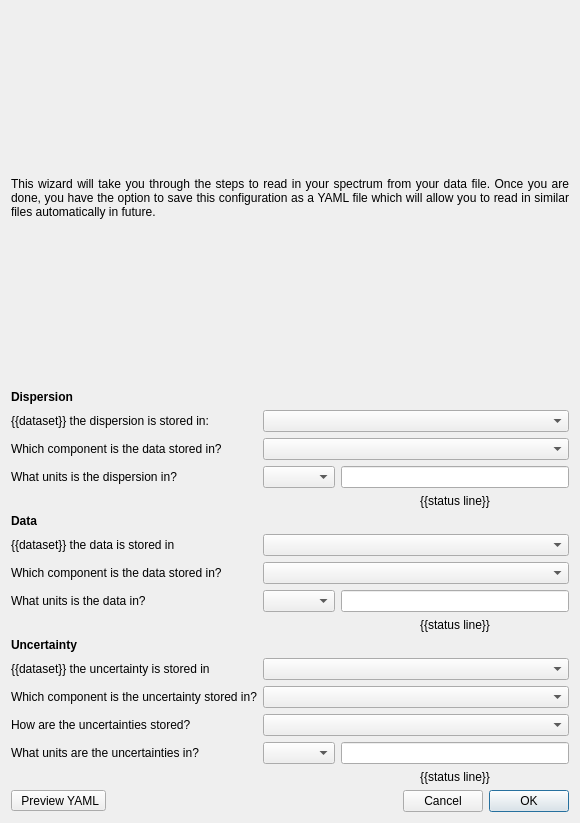
The window that specviz/io/wizard/wizard.ui (spacetelescope/specviz) describes before a commit, drawn with Qt 5.
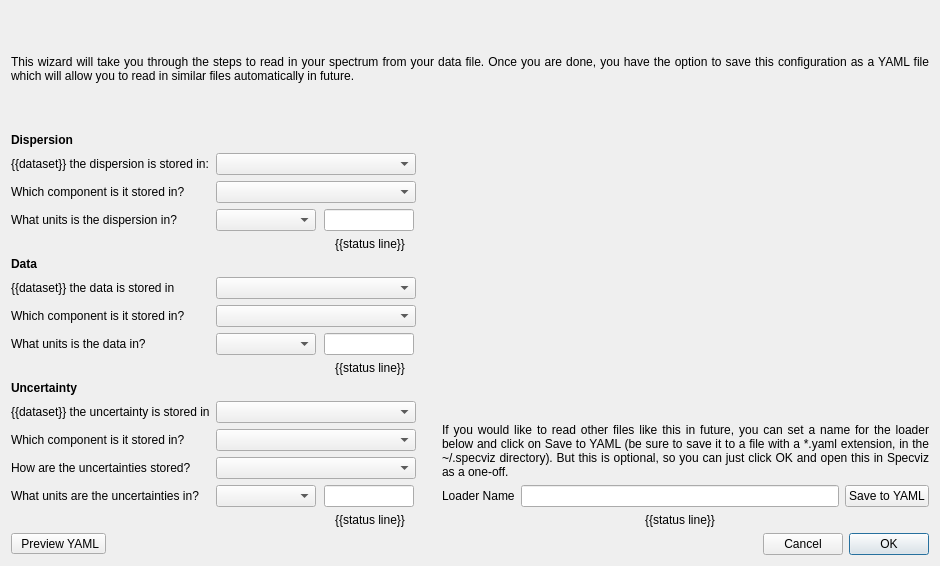
The same window after the commit.

Commit message: Make it possible to save YAML file automatically, and re-organize wizard to be horizontal

```diff
--- a/specviz/io/wizard/wizard.ui
+++ b/specviz/io/wizard/wizard.ui
@@ -6,8 +6,8 @@
    <rect>
     <x>0</x>
     <y>0</y>
-    <width>580</width>
-    <height>823</height>
+    <width>940</width>
+    <height>566</height>
    </rect>
   </property>
   <property name="windowTitle">
@@ -17,7 +17,7 @@
    <item>
     <widget class="QLabel" name="label">
      <property name="sizePolicy">
-      <sizepolicy hsizetype="Preferred" vsizetype="Minimum">
+      <sizepolicy hsizetype="Preferred" vsizetype="Expanding">
        <horstretch>0</horstretch>
        <verstretch>0</verstretch>
       </sizepolicy>
@@ -34,122 +34,38 @@
     </widget>
    </item>
    <item>
+    <layout class="QHBoxLayout" name="horizontalLayout_4">
+     <item>
     <layout class="QGridLayout" name="gridLayout">
-     <item row="2" column="1" colspan="2">
-      <widget class="QComboBox" name="combo_dispersion_component"/>
-     </item>
-     <item row="11" column="1" colspan="2">
-      <widget class="QComboBox" name="combo_uncertainty_dataset"/>
-     </item>
-     <item row="1" column="0">
-      <widget class="QLabel" name="label_dispersion_dataset">
-       <property name="text">
-        <string>{{dataset}} the dispersion is stored in:</string>
-       </property>
-      </widget>
-     </item>
-     <item row="3" column="2">
-      <widget class="QLineEdit" name="value_dispersion_units">
+       <item row="14" column="2">
+        <widget class="QLineEdit" name="value_uncertainty_units">
+         <property name="sizePolicy">
+          <sizepolicy hsizetype="Fixed" vsizetype="Fixed">
+           <horstretch>0</horstretch>
+           <verstretch>0</verstretch>
+          </sizepolicy>
+         </property>
+         <property name="minimumSize">
+          <size>
+           <width>90</width>
+           <height>0</height>
+          </size>
+         </property>
+         <property name="maximumSize">
+          <size>
+           <width>90</width>
+           <height>16777215</height>
+          </size>
+         </property>
        <property name="placeholderText">
         <string/>
        </property>
       </widget>
      </item>
-     <item row="10" column="0">
-      <widget class="QLabel" name="label_4">
-       <property name="font">
-        <font>
-         <weight>75</weight>
-         <bold>true</bold>
-        </font>
-       </property>
-       <property name="text">
-        <string>Uncertainty</string>
-       </property>
-      </widget>
-     </item>
-     <item row="4" column="2">
-      <widget class="QLabel" name="label_dispersion_status">
-       <property name="text">
-        <string>{{status line}}</string>
-       </property>
-       <property name="alignment">
-        <set>Qt::AlignCenter</set>
-       </property>
-      </widget>
-     </item>
-     <item row="3" column="1">
-      <widget class="QComboBox" name="combo_dispersion_units">
-       <property name="sizeAdjustPolicy">
-        <enum>QComboBox::AdjustToContentsOnFirstShow</enum>
-       </property>
-      </widget>
-     </item>
-     <item row="9" column="2">
-      <widget class="QLabel" name="label_data_status">
-       <property name="text">
-        <string>{{status line}}</string>
-       </property>
-       <property name="alignment">
-        <set>Qt::AlignCenter</set>
-       </property>
-      </widget>
-     </item>
-     <item row="8" column="1">
-      <widget class="QComboBox" name="combo_data_units">
-       <property name="sizeAdjustPolicy">
-        <enum>QComboBox::AdjustToContentsOnFirstShow</enum>
-       </property>
-      </widget>
-     </item>
-     <item row="11" column="0">
-      <widget class="QLabel" name="label_uncertainty_dataset">
-       <property name="text">
-        <string>{{dataset}} the uncertainty is stored in</string>
-       </property>
-      </widget>
-     </item>
      <item row="7" column="0">
       <widget class="QLabel" name="label_data_component">
        <property name="text">
-        <string>Which component is the data stored in?</string>
-       </property>
-      </widget>
-     </item>
-     <item row="5" column="0">
-      <widget class="QLabel" name="label_3">
-       <property name="font">
-        <font>
-         <weight>75</weight>
-         <bold>true</bold>
-        </font>
-       </property>
-       <property name="text">
-        <string>Data</string>
-       </property>
-      </widget>
-     </item>
-     <item row="6" column="0">
-      <widget class="QLabel" name="label_data_dataset">
-       <property name="text">
-        <string>{{dataset}} the data is stored in</string>
-       </property>
-      </widget>
-     </item>
-     <item row="12" column="0">
-      <widget class="QLabel" name="label_uncertainty_component">
-       <property name="text">
-        <string>Which component is the uncertainty stored in?</string>
-       </property>
-      </widget>
-     </item>
-     <item row="1" column="1" colspan="2">
-      <widget class="QComboBox" name="combo_dispersion_dataset"/>
-     </item>
-     <item row="2" column="0">
-      <widget class="QLabel" name="label_dispersion_component">
-       <property name="text">
-        <string>Which component is the data stored in?</string>
+          <string>Which component is it stored in?</string>
        </property>
       </widget>
      </item>
@@ -183,18 +99,59 @@
        </property>
       </widget>
      </item>
-     <item row="3" column="0">
-      <widget class="QLabel" name="label_dispersion_units">
+       <item row="4" column="2">
+        <widget class="QLabel" name="label_dispersion_status">
        <property name="text">
-        <string>What units is the dispersion in?</string>
-       </property>
-      </widget>
-     </item>
-     <item row="12" column="1" colspan="2">
-      <widget class="QComboBox" name="combo_uncertainty_component"/>
-     </item>
-     <item row="7" column="1" colspan="2">
-      <widget class="QComboBox" name="combo_data_component"/>
+          <string>{{status line}}</string>
+         </property>
+         <property name="alignment">
+          <set>Qt::AlignCenter</set>
+         </property>
+        </widget>
+       </item>
+       <item row="8" column="2">
+        <widget class="QLineEdit" name="value_data_units">
+         <property name="sizePolicy">
+          <sizepolicy hsizetype="Fixed" vsizetype="Fixed">
+           <horstretch>0</horstretch>
+           <verstretch>0</verstretch>
+          </sizepolicy>
+         </property>
+         <property name="minimumSize">
+          <size>
+           <width>90</width>
+           <height>0</height>
+          </size>
+         </property>
+         <property name="maximumSize">
+          <size>
+           <width>90</width>
+           <height>16777215</height>
+          </size>
+         </property>
+         <property name="placeholderText">
+          <string/>
+         </property>
+        </widget>
+       </item>
+       <item row="1" column="1" colspan="2">
+        <widget class="QComboBox" name="combo_dispersion_dataset">
+         <property name="sizePolicy">
+          <sizepolicy hsizetype="Fixed" vsizetype="Fixed">
+           <horstretch>0</horstretch>
+           <verstretch>0</verstretch>
+          </sizepolicy>
+         </property>
+         <property name="minimumSize">
+          <size>
+           <width>200</width>
+           <height>0</height>
+          </size>
+         </property>
+         <property name="sizeAdjustPolicy">
+          <enum>QComboBox::AdjustToMinimumContentsLength</enum>
+         </property>
+        </widget>
      </item>
      <item row="14" column="0">
       <widget class="QLabel" name="label_uncertainty_units">
@@ -203,27 +160,41 @@
        </property>
       </widget>
      </item>
-     <item row="8" column="2">
-      <widget class="QLineEdit" name="value_data_units">
-       <property name="placeholderText">
-        <string/>
+       <item row="13" column="1" colspan="2">
+        <widget class="QComboBox" name="combo_uncertainty_type">
+         <property name="sizePolicy">
+          <sizepolicy hsizetype="Fixed" vsizetype="Fixed">
+           <horstretch>0</horstretch>
+           <verstretch>0</verstretch>
+          </sizepolicy>
+         </property>
+         <property name="minimumSize">
+          <size>
+           <width>200</width>
+           <height>0</height>
+          </size>
+         </property>
+         <property name="sizeAdjustPolicy">
+          <enum>QComboBox::AdjustToMinimumContentsLength</enum>
        </property>
       </widget>
      </item>
      <item row="14" column="1">
       <widget class="QComboBox" name="combo_uncertainty_units">
+         <property name="sizePolicy">
+          <sizepolicy hsizetype="Fixed" vsizetype="Fixed">
+           <horstretch>0</horstretch>
+           <verstretch>0</verstretch>
+          </sizepolicy>
+         </property>
+         <property name="minimumSize">
+          <size>
+           <width>100</width>
+           <height>0</height>
+          </size>
+         </property>
        <property name="sizeAdjustPolicy">
-        <enum>QComboBox::AdjustToContentsOnFirstShow</enum>
-       </property>
-      </widget>
-     </item>
-     <item row="6" column="1" colspan="2">
-      <widget class="QComboBox" name="combo_data_dataset"/>
-     </item>
-     <item row="14" column="2">
-      <widget class="QLineEdit" name="value_uncertainty_units">
-       <property name="placeholderText">
-        <string/>
+          <enum>QComboBox::AdjustToMinimumContentsLength</enum>
        </property>
       </widget>
      </item>
@@ -234,13 +205,332 @@
        </property>
       </widget>
      </item>
-     <item row="13" column="1" colspan="2">
-      <widget class="QComboBox" name="combo_uncertainty_type"/>
-     </item>
-    </layout>
-   </item>
-   <item>
+       <item row="14" column="5">
+        <widget class="QLineEdit" name="loader_name">
+         <property name="sizePolicy">
+          <sizepolicy hsizetype="Expanding" vsizetype="Expanding">
+           <horstretch>0</horstretch>
+           <verstretch>0</verstretch>
+          </sizepolicy>
+         </property>
+        </widget>
+       </item>
+       <item row="6" column="1" colspan="2">
+        <widget class="QComboBox" name="combo_data_dataset">
+         <property name="sizePolicy">
+          <sizepolicy hsizetype="Fixed" vsizetype="Fixed">
+           <horstretch>0</horstretch>
+           <verstretch>0</verstretch>
+          </sizepolicy>
+         </property>
+         <property name="minimumSize">
+          <size>
+           <width>200</width>
+           <height>0</height>
+          </size>
+         </property>
+         <property name="sizeAdjustPolicy">
+          <enum>QComboBox::AdjustToMinimumContentsLength</enum>
+         </property>
+        </widget>
+       </item>
+       <item row="8" column="1">
+        <widget class="QComboBox" name="combo_data_units">
+         <property name="sizePolicy">
+          <sizepolicy hsizetype="Fixed" vsizetype="Fixed">
+           <horstretch>0</horstretch>
+           <verstretch>0</verstretch>
+          </sizepolicy>
+         </property>
+         <property name="minimumSize">
+          <size>
+           <width>100</width>
+           <height>0</height>
+          </size>
+         </property>
+         <property name="sizeAdjustPolicy">
+          <enum>QComboBox::AdjustToMinimumContentsLength</enum>
+         </property>
+        </widget>
+       </item>
+       <item row="7" column="1" colspan="2">
+        <widget class="QComboBox" name="combo_data_component">
+         <property name="sizePolicy">
+          <sizepolicy hsizetype="Fixed" vsizetype="Fixed">
+           <horstretch>0</horstretch>
+           <verstretch>0</verstretch>
+          </sizepolicy>
+         </property>
+         <property name="minimumSize">
+          <size>
+           <width>200</width>
+           <height>0</height>
+          </size>
+         </property>
+         <property name="sizeAdjustPolicy">
+          <enum>QComboBox::AdjustToMinimumContentsLength</enum>
+         </property>
+        </widget>
+       </item>
+       <item row="11" column="0">
+        <widget class="QLabel" name="label_uncertainty_dataset">
+         <property name="text">
+          <string>{{dataset}} the uncertainty is stored in</string>
+         </property>
+        </widget>
+       </item>
+       <item row="12" column="1" colspan="2">
+        <widget class="QComboBox" name="combo_uncertainty_component">
+         <property name="sizePolicy">
+          <sizepolicy hsizetype="Fixed" vsizetype="Fixed">
+           <horstretch>0</horstretch>
+           <verstretch>0</verstretch>
+          </sizepolicy>
+         </property>
+         <property name="minimumSize">
+          <size>
+           <width>200</width>
+           <height>0</height>
+          </size>
+         </property>
+         <property name="sizeAdjustPolicy">
+          <enum>QComboBox::AdjustToMinimumContentsLength</enum>
+         </property>
+        </widget>
+       </item>
+       <item row="3" column="0">
+        <widget class="QLabel" name="label_dispersion_units">
+         <property name="text">
+          <string>What units is the dispersion in?</string>
+         </property>
+        </widget>
+       </item>
+       <item row="15" column="5">
+        <widget class="QLabel" name="label_loader_name_status">
+         <property name="sizePolicy">
+          <sizepolicy hsizetype="Preferred" vsizetype="Fixed">
+           <horstretch>0</horstretch>
+           <verstretch>0</verstretch>
+          </sizepolicy>
+         </property>
+         <property name="styleSheet">
+          <string notr="true"/>
+         </property>
+         <property name="text">
+          <string>{{status line}}</string>
+         </property>
+         <property name="alignment">
+          <set>Qt::AlignCenter</set>
+         </property>
+        </widget>
+       </item>
+       <item row="11" column="1" colspan="2">
+        <widget class="QComboBox" name="combo_uncertainty_dataset">
+         <property name="sizePolicy">
+          <sizepolicy hsizetype="Fixed" vsizetype="Fixed">
+           <horstretch>0</horstretch>
+           <verstretch>0</verstretch>
+          </sizepolicy>
+         </property>
+         <property name="minimumSize">
+          <size>
+           <width>200</width>
+           <height>0</height>
+          </size>
+         </property>
+         <property name="sizeAdjustPolicy">
+          <enum>QComboBox::AdjustToMinimumContentsLength</enum>
+         </property>
+        </widget>
+       </item>
+       <item row="3" column="1">
+        <widget class="QComboBox" name="combo_dispersion_units">
+         <property name="sizePolicy">
+          <sizepolicy hsizetype="Fixed" vsizetype="Fixed">
+           <horstretch>0</horstretch>
+           <verstretch>0</verstretch>
+          </sizepolicy>
+         </property>
+         <property name="minimumSize">
+          <size>
+           <width>100</width>
+           <height>0</height>
+          </size>
+         </property>
+         <property name="sizeAdjustPolicy">
+          <enum>QComboBox::AdjustToMinimumContentsLength</enum>
+         </property>
+        </widget>
+       </item>
+       <item row="2" column="1" colspan="2">
+        <widget class="QComboBox" name="combo_dispersion_component">
+         <property name="sizePolicy">
+          <sizepolicy hsizetype="Fixed" vsizetype="Fixed">
+           <horstretch>0</horstretch>
+           <verstretch>0</verstretch>
+          </sizepolicy>
+         </property>
+         <property name="minimumSize">
+          <size>
+           <width>200</width>
+           <height>0</height>
+          </size>
+         </property>
+         <property name="sizeAdjustPolicy">
+          <enum>QComboBox::AdjustToMinimumContentsLength</enum>
+         </property>
+        </widget>
+       </item>
+       <item row="9" column="2">
+        <widget class="QLabel" name="label_data_status">
+         <property name="text">
+          <string>{{status line}}</string>
+         </property>
+         <property name="alignment">
+          <set>Qt::AlignCenter</set>
+         </property>
+        </widget>
+       </item>
+       <item row="10" column="0">
+        <widget class="QLabel" name="label_4">
+         <property name="font">
+          <font>
+           <weight>75</weight>
+           <bold>true</bold>
+          </font>
+         </property>
+         <property name="text">
+          <string>Uncertainty</string>
+         </property>
+        </widget>
+       </item>
+       <item row="6" column="0">
+        <widget class="QLabel" name="label_data_dataset">
+         <property name="text">
+          <string>{{dataset}} the data is stored in</string>
+         </property>
+        </widget>
+       </item>
+       <item row="5" column="0">
+        <widget class="QLabel" name="label_3">
+         <property name="font">
+          <font>
+           <weight>75</weight>
+           <bold>true</bold>
+          </font>
+         </property>
+         <property name="text">
+          <string>Data</string>
+         </property>
+        </widget>
+       </item>
+       <item row="12" column="0">
+        <widget class="QLabel" name="label_uncertainty_component">
+         <property name="text">
+          <string>Which component is it stored in?</string>
+         </property>
+        </widget>
+       </item>
+       <item row="2" column="0">
+        <widget class="QLabel" name="label_dispersion_component">
+         <property name="text">
+          <string>Which component is it stored in?</string>
+         </property>
+        </widget>
+       </item>
+       <item row="3" column="2">
+        <widget class="QLineEdit" name="value_dispersion_units">
+         <property name="sizePolicy">
+          <sizepolicy hsizetype="Fixed" vsizetype="Fixed">
+           <horstretch>0</horstretch>
+           <verstretch>0</verstretch>
+          </sizepolicy>
+         </property>
+         <property name="minimumSize">
+          <size>
+           <width>90</width>
+           <height>0</height>
+          </size>
+         </property>
+         <property name="maximumSize">
+          <size>
+           <width>90</width>
+           <height>16777215</height>
+          </size>
+         </property>
+         <property name="placeholderText">
+          <string/>
+         </property>
+        </widget>
+       </item>
+       <item row="1" column="0">
+        <widget class="QLabel" name="label_dispersion_dataset">
+         <property name="text">
+          <string>{{dataset}} the dispersion is stored in:</string>
+         </property>
+        </widget>
+       </item>
+       <item row="14" column="4">
+        <widget class="QLabel" name="label_5">
+         <property name="sizePolicy">
+          <sizepolicy hsizetype="Preferred" vsizetype="Expanding">
+           <horstretch>0</horstretch>
+           <verstretch>0</verstretch>
+          </sizepolicy>
+         </property>
+         <property name="text">
+          <string>Loader Name</string>
+         </property>
+        </widget>
+       </item>
+       <item row="14" column="6">
+        <widget class="QPushButton" name="button_save_yaml">
+         <property name="sizePolicy">
+          <sizepolicy hsizetype="Minimum" vsizetype="Fixed">
+           <horstretch>0</horstretch>
+           <verstretch>0</verstretch>
+          </sizepolicy>
+         </property>
+         <property name="text">
+          <string>Save to YAML</string>
+         </property>
+        </widget>
+       </item>
+       <item row="3" column="3">
+        <spacer name="horizontalSpacer_2">
+         <property name="orientation">
+          <enum>Qt::Horizontal</enum>
+         </property>
+         <property name="sizeType">
+          <enum>QSizePolicy::Fixed</enum>
+         </property>
+         <property name="sizeHint" stdset="0">
+          <size>
+           <width>20</width>
+           <height>20</height>
+          </size>
+         </property>
+        </spacer>
+       </item>
+       <item row="11" column="4" rowspan="3" colspan="3">
+        <widget class="QLabel" name="label_6">
+         <property name="text">
+          <string>If you would like to read other files like this in future, you can set a name for the loader below and click on Save to YAML (be sure to save it to a file with a *.yaml extension, in the ~/.specviz directory). But this is optional, so you can just click OK and open this in Specviz as a one-off.</string>
+         </property>
+         <property name="alignment">
+          <set>Qt::AlignBottom|Qt::AlignJustify</set>
+         </property>
+         <property name="wordWrap">
+          <bool>true</bool>
+         </property>
+        </widget>
+       </item>
+       <item row="0" column="4" rowspan="11" colspan="3">
     <layout class="QVBoxLayout" name="layout_preview"/>
+       </item>
+      </layout>
+     </item>
+    </layout>
    </item>
    <item>
     <layout class="QHBoxLayout" name="horizontalLayout">
```
Lines whose indentation alone changed are shown as unchanged. The commit also changes 2 other files.
